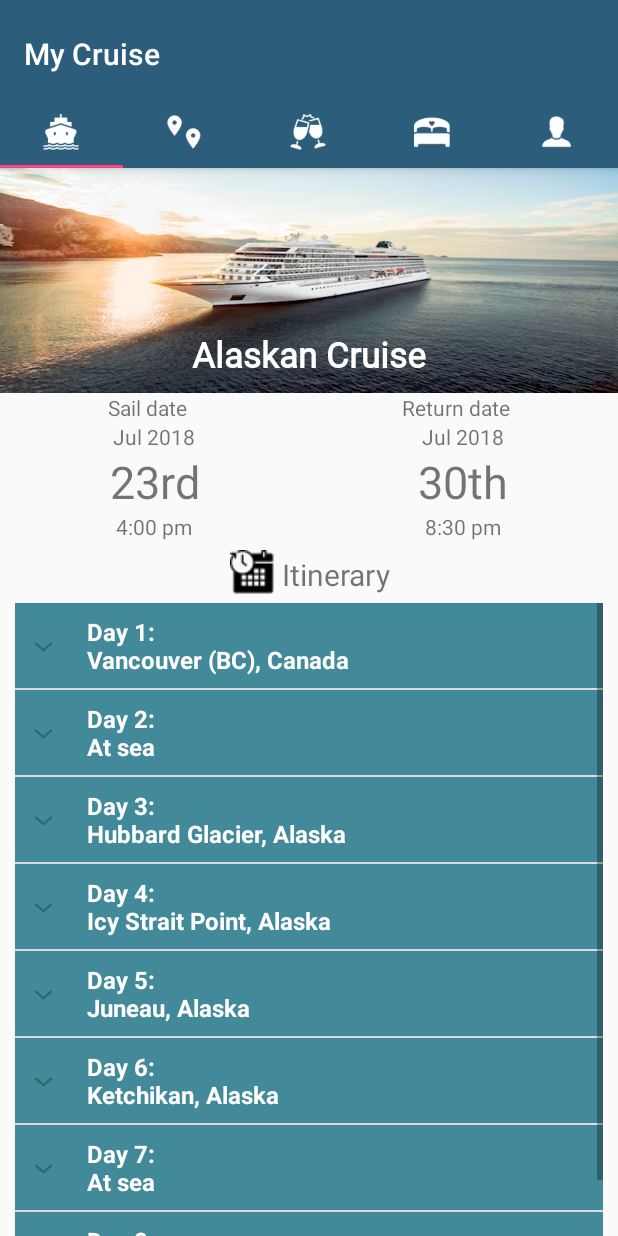
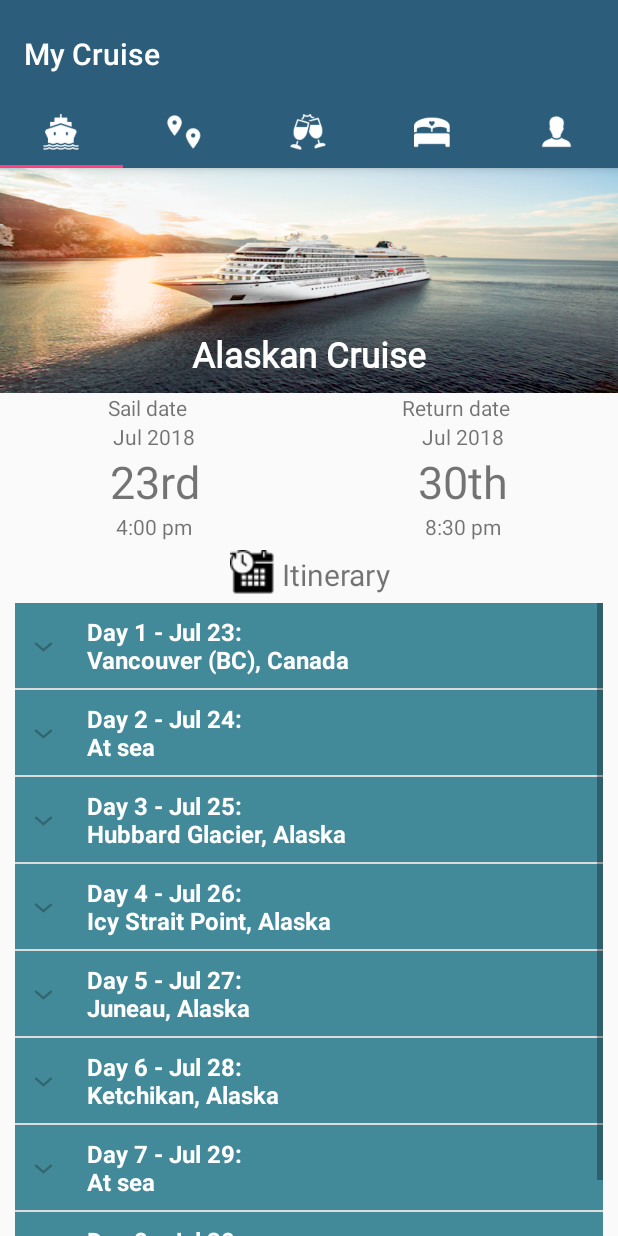
Before and after one commit to CaoPhiHung/douglas_mobile_dev, an Android app: the CruiseFragment screen opened directly, with no data from a screen before it, on a phone screen of 412 x 824 dp. Run offline under Robolectric (Android 15) with nearby library versions, the phone set to English and light mode, and no system bars; 3 statements that could not run were skipped.

Commit message:
Fix scrollview

```diff
--- a/app/src/main/java/com/project/activities/CruiseFragment.java
+++ b/app/src/main/java/com/project/activities/CruiseFragment.java
@@ -47,6 +47,16 @@ public class CruiseFragment extends Fragment{
         listAdapter = new ExpandableListAdapter(view.getContext(),listDataHeader,listHash);
         listView.setAdapter(listAdapter);
 
+        //Adjust listView height to fit scrollView
+        listView.setOnGroupClickListener(new ExpandableListView.OnGroupClickListener() {
+            @Override
+            public boolean onGroupClick(ExpandableListView parent, View v,
+                                        int groupPosition, long id) {
+                setListViewHeight(parent, groupPosition);
+                return false;
+            }
+        });
+
         return view;
     }
 
@@ -54,14 +64,14 @@ public class CruiseFragment extends Fragment{
         listDataHeader = new ArrayList<>();
         listHash = new HashMap<>();
 
-        listDataHeader.add("Day 1:\nVancouver (BC), Canada");
-        listDataHeader.add("Day 2:\nAt sea");
-        listDataHeader.add("Day 3:\nHubbard Glacier, Alaska");
-        listDataHeader.add("Day 4:\nIcy Strait Point, Alaska");
-        listDataHeader.add("Day 5:\nJuneau, Alaska");
-        listDataHeader.add("Day 6:\nKetchikan, Alaska");
-        listDataHeader.add("Day 7:\nAt sea");
-        listDataHeader.add("Day 8:\nVancouver (BC), Canada");
+        listDataHeader.add("Day 1 - Jul 23:\nVancouver (BC), Canada");
+        listDataHeader.add("Day 2 - Jul 24:\nAt sea");
+        listDataHeader.add("Day 3 - Jul 25:\nHubbard Glacier, Alaska");
+        listDataHeader.add("Day 4 - Jul 26:\nIcy Strait Point, Alaska");
+        listDataHeader.add("Day 5 - Jul 27:\nJuneau, Alaska");
+        listDataHeader.add("Day 6 - Jul 28:\nKetchikan, Alaska");
+        listDataHeader.add("Day 7 - Jul 29:\nAt sea");
+        listDataHeader.add("Day 8 - Jul 30:\nVancouver (BC), Canada");
 
         List<String> day1 = new ArrayList<>();
         day1.add("Guest Onboard 4:00pm");
@@ -103,4 +113,40 @@ public class CruiseFragment extends Fragment{
         listHash.put(listDataHeader.get(6),day7);
         listHash.put(listDataHeader.get(7),day8);
     }
+
+    private void setListViewHeight(ExpandableListView listView,
+                                   int group) {
+        ExpandableListAdapter listAdapter = (ExpandableListAdapter) listView.getExpandableListAdapter();
+        int totalHeight = 0;
+        int desiredWidth = View.MeasureSpec.makeMeasureSpec(listView.getWidth(),
+                View.MeasureSpec.EXACTLY);
+        for (int i = 0; i < listAdapter.getGroupCount(); i++) {
+            View groupItem = listAdapter.getGroupView(i, false, null, listView);
+            groupItem.measure(desiredWidth, View.MeasureSpec.UNSPECIFIED);
+
+            totalHeight += groupItem.getMeasuredHeight();
+
+            if (((listView.isGroupExpanded(i)) && (i != group))
+                    || ((!listView.isGroupExpanded(i)) && (i == group))) {
+                for (int j = 0; j < listAdapter.getChildrenCount(i); j++) {
+                    View listItem = listAdapter.getChildView(i, j, false, null,
+                            listView);
+                    listItem.measure(desiredWidth, View.MeasureSpec.UNSPECIFIED);
+
+                    totalHeight += listItem.getMeasuredHeight();
+
+                }
+            }
+        }
+
+        ViewGroup.LayoutParams params = listView.getLayoutParams();
+        int height = totalHeight
+                + (listView.getDividerHeight() * (listAdapter.getGroupCount() - 1));
+        if (height < 10)
+            height = 200;
+        params.height = height;
+        listView.setLayoutParams(params);
+        listView.requestLayout();
+
+    }
 }
--- a/app/src/main/res/layout/fragment_cruise.xml
+++ b/app/src/main/res/layout/fragment_cruise.xml
@@ -1,4 +1,9 @@
 <?xml version="1.0" encoding="utf-8"?>
+<ScrollView xmlns:android="http://schemas.android.com/apk/res/android"
+    android:id="@+id/activity_expandable_scroll_view"
+    android:layout_width="match_parent"
+    android:layout_height="match_parent"
+    android:fillViewport="true">
 <LinearLayout android:orientation="vertical"
     android:layout_width="match_parent"
     android:layout_height="match_parent"
@@ -123,7 +128,7 @@
     <ExpandableListView
         android:id="@+id/lvExp"
         android:layout_width="match_parent"
-        android:layout_height="match_parent"
+        android:layout_height="wrap_content"
         android:layout_marginLeft="10dp"
         android:layout_marginRight="10dp"
         android:layout_marginTop="5dp">
@@ -132,3 +137,4 @@
 
 
 </LinearLayout>
+</ScrollView>
```
